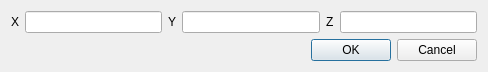
Old version of the form library/tulip-gui/designer/CoordEditor.ui in the repository vadivelselvaraj/TulipGLImprovement.
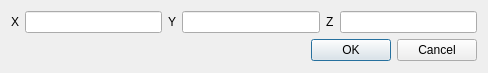
New version of the form. Icons and pictures are not drawn.

The edit to the form file:
```diff
--- a/library/tulip-gui/designer/CoordEditor.ui
+++ b/library/tulip-gui/designer/CoordEditor.ui
@@ -7,7 +7,7 @@
     <x>0</x>
     <y>0</y>
     <width>488</width>
-    <height>67</height>
+    <height>73</height>
    </rect>
   </property>
   <property name="windowTitle">
```
Left out of the diff: 2 changed lines with no effect on the pictures.
